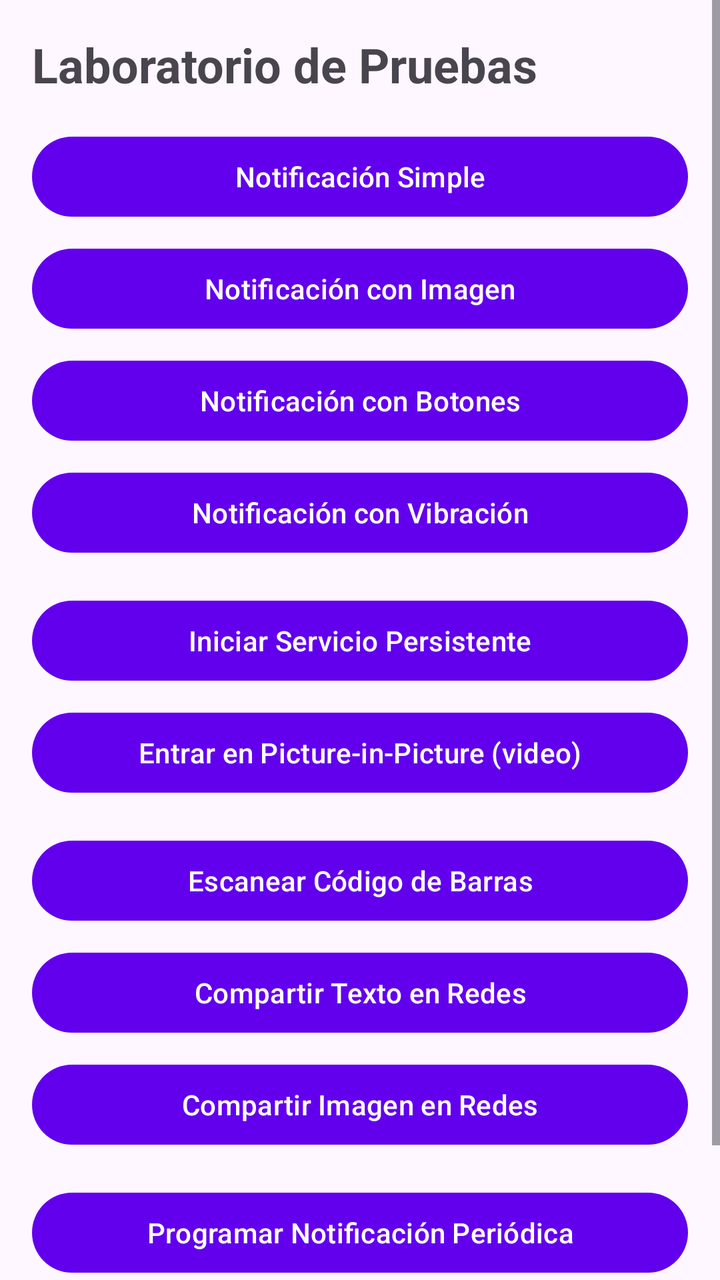
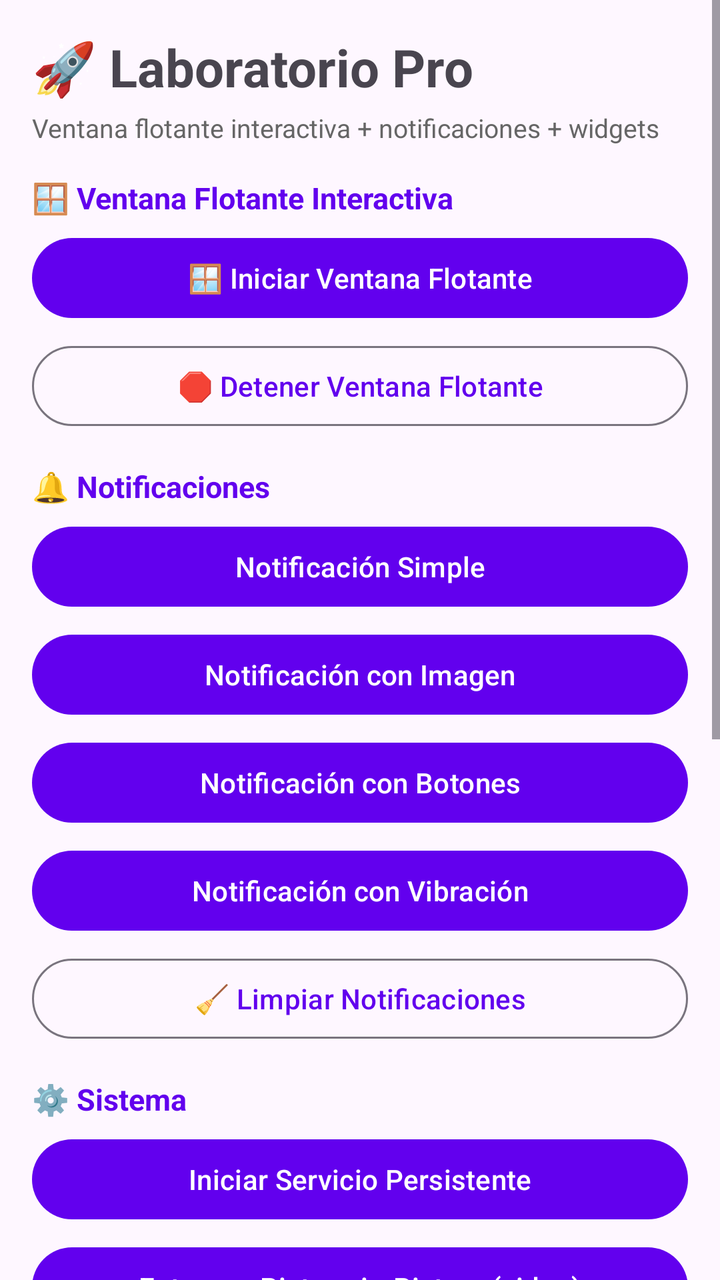

Before-and-after screenshots of an Android layout around one commit, followed by the original layout XML and the change that was made.
<!-- AndroidManifest.xml: application theme Theme.AppNativaPro -->
<!-- res/layout/activity_main.xml -->
<?xml version="1.0" encoding="utf-8"?>
<ScrollView xmlns:android="http://schemas.android.com/apk/res/android"
    xmlns:app="http://schemas.android.com/apk/res-auto"
    android:layout_width="match_parent"
    android:layout_height="match_parent">

    <LinearLayout
        android:layout_width="match_parent"
        android:layout_height="wrap_content"
        android:orientation="vertical"
        android:padding="16dp">

        <TextView
            android:layout_width="wrap_content"
            android:layout_height="wrap_content"
            android:text="Laboratorio de Pruebas"
            android:textSize="24sp"
            android:textStyle="bold"
            android:layout_marginBottom="16dp"/>

        <com.google.android.material.button.MaterialButton
            android:id="@+id/btnNotifSimple"
            android:layout_width="match_parent"
            android:layout_height="wrap_content"
            android:text="@string/btn_notif_simple"
            android:layout_marginBottom="8dp"/>

        <com.google.android.material.button.MaterialButton
            android:id="@+id/btnNotifImage"
            android:layout_width="match_parent"
            android:layout_height="wrap_content"
            android:text="@string/btn_notif_image"
            android:layout_marginBottom="8dp"/>

        <com.google.android.material.button.MaterialButton
            android:id="@+id/btnNotifActions"
            android:layout_width="match_parent"
            android:layout_height="wrap_content"
            android:text="@string/btn_notif_actions"
            android:layout_marginBottom="8dp"/>

        <com.google.android.material.button.MaterialButton
            android:id="@+id/btnNotifVibrate"
            android:layout_width="match_parent"
            android:layout_height="wrap_content"
            android:text="@string/btn_notif_vibrate"
            android:layout_marginBottom="16dp"/>

        <com.google.android.material.button.MaterialButton
            android:id="@+id/btnStartService"
            android:layout_width="match_parent"
            android:layout_height="wrap_content"
            android:text="@string/btn_start_service"
            android:layout_marginBottom="8dp"/>

        <com.google.android.material.button.MaterialButton
            android:id="@+id/btnPip"
            android:layout_width="match_parent"
            android:layout_height="wrap_content"
            android:text="@string/btn_pip"
            android:layout_marginBottom="16dp"/>

        <com.google.android.material.button.MaterialButton
            android:id="@+id/btnScan"
            android:layout_width="match_parent"
            android:layout_height="wrap_content"
            android:text="@string/btn_scan"
            android:layout_marginBottom="8dp"/>

        <com.google.android.material.button.MaterialButton
            android:id="@+id/btnShareText"
            android:layout_width="match_parent"
            android:layout_height="wrap_content"
            android:text="@string/btn_share_text"
            android:layout_marginBottom="8dp"/>

        <com.google.android.material.button.MaterialButton
            android:id="@+id/btnShareImage"
            android:layout_width="match_parent"
            android:layout_height="wrap_content"
            android:text="@string/btn_share_image"
            android:layout_marginBottom="16dp"/>

        <com.google.android.material.button.MaterialButton
            android:id="@+id/btnWorkManager"
            android:layout_width="match_parent"
            android:layout_height="wrap_content"
            android:text="@string/btn_work_manager"
            android:layout_marginBottom="8dp"/>

        <TextView
            android:layout_width="match_parent"
            android:layout_height="wrap_content"
            android:text="@string/btn_deep_link_info"
            android:padding="8dp"
            android:textSize="14sp"
            android:layout_marginBottom="16dp"/>

    </LinearLayout>
</ScrollView>
<!-- resources referenced by this layout -->
<resources>
  <string name="btn_deep_link_info">Deep Link: https://saloncopoya.com/proapp/abrir</string>
  <string name="btn_notif_actions">Notificación con Botones</string>
  <string name="btn_notif_image">Notificación con Imagen</string>
  <string name="btn_notif_simple">Notificación Simple</string>
  <string name="btn_notif_vibrate">Notificación con Vibración</string>
  <string name="btn_pip">Entrar en Picture-in-Picture (video)</string>
  <string name="btn_scan">Escanear Código de Barras</string>
  <string name="btn_share_image">Compartir Imagen en Redes</string>
  <string name="btn_share_text">Compartir Texto en Redes</string>
  <string name="btn_start_service">Iniciar Servicio Persistente</string>
  <string name="btn_work_manager">Programar Notificación Periódica</string>
  <style name="Theme.AppNativaPro" parent="Theme.Material3.DayNight.NoActionBar">
          <item name="colorPrimary">#6200EE</item>
          <item name="colorOnPrimary">#FFFFFF</item>
      </style>
</resources>

<!-- the commit's change to res/layout/activity_main.xml (unified diff, before → after) -->
@@ -1,6 +1,5 @@
 <?xml version="1.0" encoding="utf-8"?>
 <ScrollView xmlns:android="http://schemas.android.com/apk/res/android"
-    xmlns:app="http://schemas.android.com/apk/res-auto"
     android:layout_width="match_parent"
     android:layout_height="match_parent">
 
@@ -13,88 +12,177 @@
         <TextView
             android:layout_width="wrap_content"
             android:layout_height="wrap_content"
-            android:text="Laboratorio de Pruebas"
-            android:textSize="24sp"
+            android:layout_marginBottom="4dp"
+            android:text="🚀 Laboratorio Pro"
+            android:textSize="26sp"
+            android:textStyle="bold" />
+
+        <TextView
+            android:layout_width="wrap_content"
+            android:layout_height="wrap_content"
+            android:layout_marginBottom="16dp"
+            android:text="Ventana flotante interactiva + notificaciones + widgets"
+            android:textSize="13sp"
+            android:textColor="#666666" />
+
+        
+        <TextView
+            android:layout_width="wrap_content"
+            android:layout_height="wrap_content"
+            android:layout_marginBottom="6dp"
+            android:text="🪟 Ventana Flotante Interactiva"
+            android:textSize="15sp"
             android:textStyle="bold"
-            android:layout_marginBottom="16dp"/>
+            android:textColor="#6200EE" />
+
+        <com.google.android.material.button.MaterialButton
+            android:id="@+id/btnFloatingStart"
+            android:layout_width="match_parent"
+            android:layout_height="wrap_content"
+            android:layout_marginBottom="6dp"
+            android:text="@string/btn_floating_start" />
+
+        <com.google.android.material.button.MaterialButton
+            android:id="@+id/btnFloatingStop"
+            style="@style/Widget.Material3.Button.OutlinedButton"
+            android:layout_width="match_parent"
+            android:layout_height="wrap_content"
+            android:layout_marginBottom="16dp"
+            android:text="@string/btn_floating_stop" />
+
+        
+        <TextView
+            android:layout_width="wrap_content"
+            android:layout_height="wrap_content"
+            android:layout_marginBottom="6dp"
+            android:text="🔔 Notificaciones"
+            android:textSize="15sp"
+            android:textStyle="bold"
+            android:textColor="#6200EE" />
 
         <com.google.android.material.button.MaterialButton
             android:id="@+id/btnNotifSimple"
             android:layout_width="match_parent"
             android:layout_height="wrap_content"
-            android:text="@string/btn_notif_simple"
-            android:layout_marginBottom="8dp"/>
+            android:layout_marginBottom="6dp"
+            android:text="@string/btn_notif_simple" />
 
         <com.google.android.material.button.MaterialButton
             android:id="@+id/btnNotifImage"
             android:layout_width="match_parent"
             android:layout_height="wrap_content"
-            android:text="@string/btn_notif_image"
-            android:layout_marginBottom="8dp"/>
+            android:layout_marginBottom="6dp"
+            android:text="@string/btn_notif_image" />
 
         <com.google.android.material.button.MaterialButton
             android:id="@+id/btnNotifActions"
             android:layout_width="match_parent"
             android:layout_height="wrap_content"
-            android:text="@string/btn_notif_actions"
-            android:layout_marginBottom="8dp"/>
+            android:layout_marginBottom="6dp"
+            android:text="@string/btn_notif_actions" />
 
         <com.google.android.material.button.MaterialButton
             android:id="@+id/btnNotifVibrate"
             android:layout_width="match_parent"
             android:layout_height="wrap_content"
-            android:text="@string/btn_notif_vibrate"
-            android:layout_marginBottom="16dp"/>
+            android:layout_marginBottom="6dp"
+            android:text="@string/btn_notif_vibrate" />
+
+        <com.google.android.material.button.MaterialButton
+            android:id="@+id/btnClearNotifs"
+            style="@style/Widget.Material3.Button.OutlinedButton"
+            android:layout_width="match_parent"
+            android:layout_height="wrap_content"
+            android:layout_marginBottom="16dp"
+            android:text="@string/btn_clear_notifs" />
+
+        
+        <TextView
+            android:layout_width="wrap_content"
+            android:layout_height="wrap_content"
+            android:layout_marginBottom="6dp"
+            android:text="⚙️ Sistema"
+            android:textSize="15sp"
+            android:textStyle="bold"
+            android:textColor="#6200EE" />
 
         <com.google.android.material.button.MaterialButton
             android:id="@+id/btnStartService"
             android:layout_width="match_parent"
             android:layout_height="wrap_content"
-            android:text="@string/btn_start_service"
-            android:layout_marginBottom="8dp"/>
+            android:layout_marginBottom="6dp"
+            android:text="@string/btn_start_service" />
 
         <com.google.android.material.button.MaterialButton
             android:id="@+id/btnPip"
             android:layout_width="match_parent"
             android:layout_height="wrap_content"
-            android:text="@string/btn_pip"
-            android:layout_marginBottom="16dp"/>
+            android:layout_marginBottom="6dp"
+            android:text="@string/btn_pip" />
+
+        <com.google.android.material.button.MaterialButton
+            android:id="@+id/btnWorkManager"
+            android:layout_width="match_parent"
+            android:layout_height="wrap_content"
+            android:layout_marginBottom="16dp"
+            android:text="@string/btn_work_manager" />
+
+        
+        <TextView
+            android:layout_width="wrap_content"
+            android:layout_height="wrap_content"
+            android:layout_marginBottom="6dp"
+            android:text="🛠️ Herramientas"
+            android:textSize="15sp"
+            android:textStyle="bold"
+            android:textColor="#6200EE" />
 
         <com.google.android.material.button.MaterialButton
             android:id="@+id/btnScan"
             android:layout_width="match_parent"
             android:layout_height="wrap_content"
-            android:text="@string/btn_scan"
-            android:layout_marginBottom="8dp"/>
+            android:layout_marginBottom="6dp"
+            android:text="@string/btn_scan" />
 
         <com.google.android.material.button.MaterialButton
             android:id="@+id/btnShareText"
             android:layout_width="match_parent"
             android:layout_height="wrap_content"
-            android:text="@string/btn_share_text"
-            android:layout_marginBottom="8dp"/>
+            android:layout_marginBottom="6dp"
+            android:text="@string/btn_share_text" />
 
         <com.google.android.material.button.MaterialButton
             android:id="@+id/btnShareImage"
             android:layout_width="match_parent"
             android:layout_height="wrap_content"
-            android:text="@string/btn_share_image"
-            android:layout_marginBottom="16dp"/>
+            android:layout_marginBottom="16dp"
+            android:text="@string/btn_share_image" />
+
+        
+        <com.google.android.material.button.MaterialButton
+            android:id="@+id/btnSettings"
+            style="@style/Widget.Material3.Button.TonalButton"
+            android:layout_width="match_parent"
+            android:layout_height="wrap_content"
+            android:layout_marginBottom="6dp"
+            android:text="@string/btn_settings" />
 
         <com.google.android.material.button.MaterialButton
-            android:id="@+id/btnWorkManager"
+            android:id="@+id/btnTestAll"
+            style="@style/Widget.Material3.Button.TonalButton"
             android:layout_width="match_parent"
             android:layout_height="wrap_content"
-            android:text="@string/btn_work_manager"
-            android:layout_marginBottom="8dp"/>
+            android:layout_marginBottom="6dp"
+            android:text="@string/btn_test_all" />
 
         <TextView
             android:layout_width="match_parent"
             android:layout_height="wrap_content"
+            android:layout_marginTop="16dp"
+            android:padding="8dp"
             android:text="@string/btn_deep_link_info"
-            android:padding="8dp"
-            android:textSize="14sp"
-            android:layout_marginBottom="16dp"/>
+            android:textSize="12sp"
+            android:textColor="#888888" />
 
     </LinearLayout>
 </ScrollView>
<!-- resource entries referenced after the edit -->
@@ -1,15 +1,20 @@
 <!-- resources referenced by this layout -->
 <resources>
+  <string name="btn_clear_notifs">🧹 Limpiar Notificaciones</string>
   <string name="btn_deep_link_info">Deep Link: https://saloncopoya.com/proapp/abrir</string>
+  <string name="btn_floating_start">🪟 Iniciar Ventana Flotante</string>
+  <string name="btn_floating_stop">🛑 Detener Ventana Flotante</string>
   <string name="btn_notif_actions">Notificación con Botones</string>
   <string name="btn_notif_image">Notificación con Imagen</string>
   <string name="btn_notif_simple">Notificación Simple</string>
   <string name="btn_notif_vibrate">Notificación con Vibración</string>
   <string name="btn_pip">Entrar en Picture-in-Picture (video)</string>
   <string name="btn_scan">Escanear Código de Barras</string>
+  <string name="btn_settings">⚙️ Configuración</string>
   <string name="btn_share_image">Compartir Imagen en Redes</string>
   <string name="btn_share_text">Compartir Texto en Redes</string>
   <string name="btn_start_service">Iniciar Servicio Persistente</string>
+  <string name="btn_test_all">🎯 Probar TODO</string>
   <string name="btn_work_manager">Programar Notificación Periódica</string>
   <style name="Theme.AppNativaPro" parent="Theme.Material3.DayNight.NoActionBar">
           <item name="colorPrimary">#6200EE</item>
